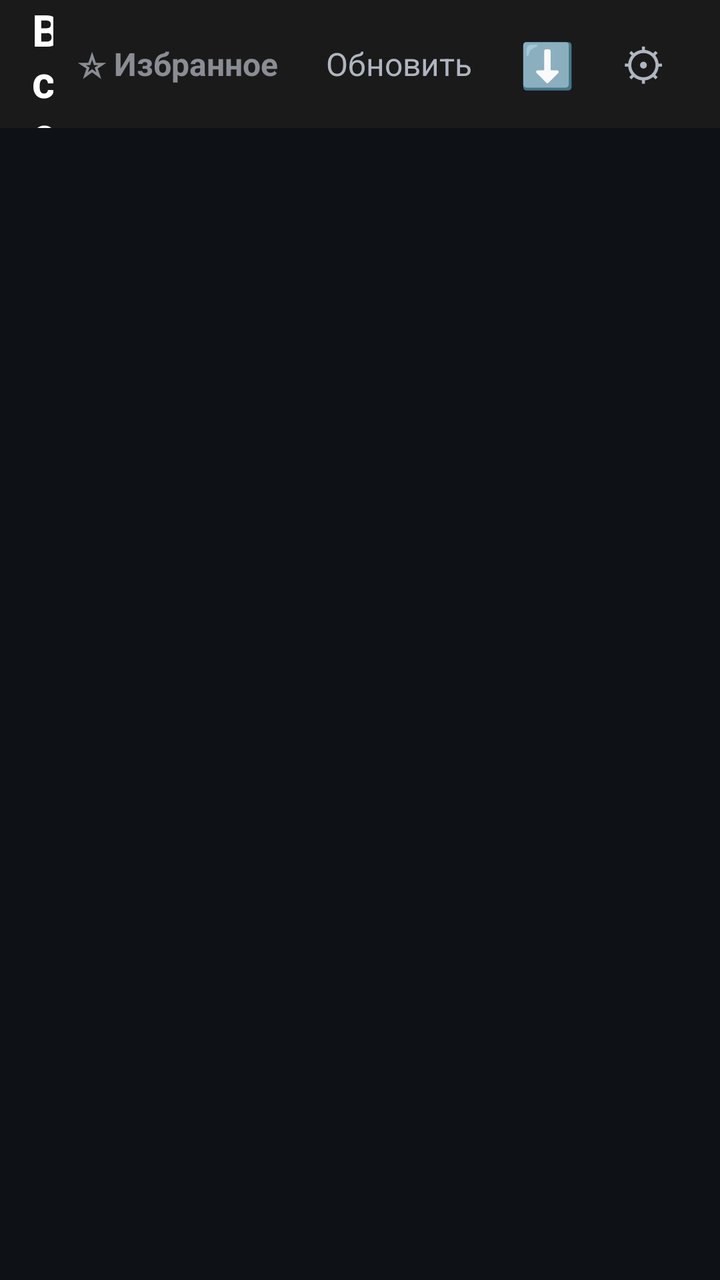
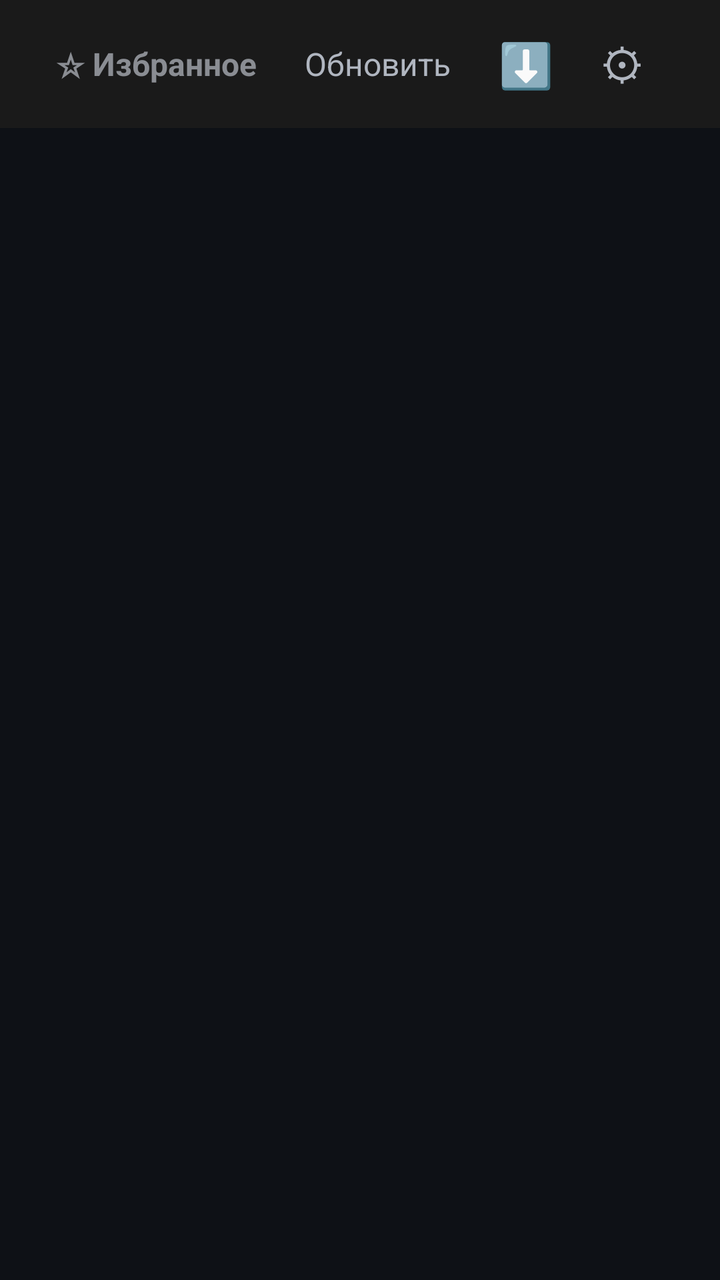

Compare the two renders of this Android layout. The source of the first and the diff that turns it into the second are given below.
<!-- AndroidManifest.xml: activity theme Theme.TVPlayer.Splash -->
<!-- res/layout/activity_main.xml -->
<?xml version="1.0" encoding="utf-8"?>
<androidx.constraintlayout.widget.ConstraintLayout
    xmlns:android="http://schemas.android.com/apk/res/android"
    xmlns:app="http://schemas.android.com/apk/res-auto"
    android:layout_width="match_parent"
    android:layout_height="match_parent"
    android:background="@color/bg">
    <LinearLayout
        android:id="@+id/topBar"
        android:layout_width="match_parent"
        android:layout_height="64dp"
        android:orientation="horizontal"
        android:background="#1A1A1A"
        android:gravity="center_vertical"
        android:paddingHorizontal="16dp"
        app:layout_constraintTop_toTopOf="parent">
        <TextView
            android:id="@+id/txtTitle"
            android:layout_width="0dp"
            android:layout_height="wrap_content"
            android:layout_weight="1"
            android:text="Все каналы"
            android:textColor="@color/text"
            android:textSize="22sp"
            android:textStyle="bold" />
        <TextView
            android:id="@+id/btnFavFilter"
            android:layout_width="wrap_content"
            android:layout_height="wrap_content"
            android:text="☆ Избранное"
            android:textColor="#FF8A8D93"
            android:textSize="16sp"
            android:textStyle="bold"
            android:padding="12dp"
            android:focusable="true"
            android:clickable="true"
            android:background="?attr/selectableItemBackground" />
        <TextView
            android:id="@+id/btnRefresh"
            android:layout_width="wrap_content"
            android:layout_height="wrap_content"
            android:text="Обновить"
            android:textColor="@color/text_dim"
            android:textSize="16sp"
            android:padding="12dp"
            android:focusable="true"
            android:clickable="true"
            android:background="?attr/selectableItemBackground" />
        <TextView
            android:id="@+id/btnCheckUpdates"
            android:layout_width="wrap_content"
            android:layout_height="wrap_content"
            android:text="⬇️"
            android:textColor="@color/text_dim"
            android:textSize="22sp"
            android:paddingHorizontal="12dp"
            android:focusable="true"
            android:clickable="true"
            android:contentDescription="Проверить обновления"
            android:background="?attr/selectableItemBackground" />
        <TextView
            android:id="@+id/btnSettings"
            android:layout_width="wrap_content"
            android:layout_height="wrap_content"
            android:text="⚙"
            android:textColor="@color/text_dim"
            android:textSize="22sp"
            android:paddingHorizontal="12dp"
            android:focusable="true"
            android:clickable="true"
            android:background="?attr/selectableItemBackground" />
    </LinearLayout>
    <androidx.recyclerview.widget.RecyclerView
        android:id="@+id/recycler"
        android:layout_width="0dp"
        android:layout_height="0dp"
        android:padding="8dp"
        android:clipToPadding="false"
        app:layout_constraintTop_toBottomOf="@id/topBar"
        app:layout_constraintBottom_toBottomOf="parent"
        app:layout_constraintStart_toStartOf="parent"
        app:layout_constraintEnd_toEndOf="parent" />
    <ProgressBar
        android:id="@+id/progress"
        android:layout_width="wrap_content"
        android:layout_height="wrap_content"
        app:layout_constraintTop_toTopOf="@id/recycler"
        app:layout_constraintBottom_toBottomOf="@id/recycler"
        app:layout_constraintStart_toStartOf="parent"
        app:layout_constraintEnd_toEndOf="parent" />
    <TextView
        android:id="@+id/error"
        android:layout_width="0dp"
        android:layout_height="wrap_content"
        android:padding="24dp"
        android:gravity="center"
        android:textColor="#FFFF6B6B"
        android:textSize="14sp"
        android:lineSpacingExtra="3dp"
        android:clickable="true"
        android:focusable="true"
        android:visibility="gone"
        app:layout_constraintTop_toTopOf="@id/recycler"
        app:layout_constraintBottom_toBottomOf="@id/recycler"
        app:layout_constraintStart_toStartOf="parent"
        app:layout_constraintEnd_toEndOf="parent" />
</androidx.constraintlayout.widget.ConstraintLayout>
<!-- resources referenced by this layout -->
<resources>
  <color name="bg">#FF0E1116</color>
  <color name="text">#FFFFFFFF</color>
  <color name="text_dim">#FFB0B6C0</color>
  <style name="Theme.TVPlayer.Splash" parent="Theme.SplashScreen">
          <item name="windowSplashScreenBackground">@color/bg</item>
          <item name="windowSplashScreenAnimatedIcon">@drawable/splash_logo</item>
          <item name="postSplashScreenTheme">@style/Theme.TVPlayer</item>
      </style>
  <!-- drawable splash_logo (drawable) -->
  <vector xmlns:android="http://schemas.android.com/apk/res/android"
      android:width="200dp" android:height="200dp"
      android:viewportWidth="108" android:viewportHeight="108">
      <path android:fillColor="#2563EB"
          android:pathData="M54,20 C72.78,20 88,35.22 88,54 C88,72.78 72.78,88 54,88 C35.22,88 20,72.78 20,54 C20,35.22 35.22,20 54,20 Z" />
      <path android:fillColor="#FFFFFF" android:pathData="M48,42 L48,66 L68,54 Z" />
  </vector>
  <style name="Theme.TVPlayer" parent="Theme.AppCompat.NoActionBar">
          <item name="android:windowBackground">@color/bg</item>
          <item name="android:statusBarColor">@color/bg</item>
          <item name="android:navigationBarColor">@color/bg</item>
          <item name="android:textColor">@color/text</item>
      </style>
</resources>

<!-- the commit's change to res/layout/activity_main.xml (unified diff, before → after) -->
@@ -69,6 +69,15 @@
             android:focusable="true"
             android:clickable="true"
             android:background="?attr/selectableItemBackground" />
+        <TextView
+            android:id="@+id/txtClock"
+            android:layout_width="wrap_content"
+            android:layout_height="wrap_content"
+            android:text="--:--"
+            android:textColor="#FF8A8D93"
+            android:textSize="18sp"
+            android:textStyle="bold"
+            android:paddingStart="12dp" />
     </LinearLayout>
     <androidx.recyclerview.widget.RecyclerView
         android:id="@+id/recycler"
@@ -88,20 +97,40 @@
         app:layout_constraintBottom_toBottomOf="@id/recycler"
         app:layout_constraintStart_toStartOf="parent"
         app:layout_constraintEnd_toEndOf="parent" />
-    <TextView
-        android:id="@+id/error"
+    <LinearLayout
+        android:id="@+id/errorLayout"
         android:layout_width="0dp"
         android:layout_height="wrap_content"
+        android:layout_gravity="center"
+        android:gravity="center"
+        android:orientation="vertical"
         android:padding="24dp"
-        android:gravity="center"
-        android:textColor="#FFFF6B6B"
-        android:textSize="14sp"
-        android:lineSpacingExtra="3dp"
-        android:clickable="true"
-        android:focusable="true"
         android:visibility="gone"
         app:layout_constraintTop_toTopOf="@id/recycler"
         app:layout_constraintBottom_toBottomOf="@id/recycler"
         app:layout_constraintStart_toStartOf="parent"
-        app:layout_constraintEnd_toEndOf="parent" />
+        app:layout_constraintEnd_toEndOf="parent">
+        <TextView
+            android:id="@+id/error"
+            android:layout_width="match_parent"
+            android:layout_height="wrap_content"
+            android:gravity="center"
+            android:textColor="#FFFF6B6B"
+            android:textSize="14sp"
+            android:lineSpacingExtra="3dp" />
+        <TextView
+            android:id="@+id/btnRetryMain"
+            android:layout_width="wrap_content"
+            android:layout_height="wrap_content"
+            android:layout_marginTop="16dp"
+            android:background="@drawable/button_accent_bg"
+            android:paddingHorizontal="32dp"
+            android:paddingVertical="12dp"
+            android:text="Повторить"
+            android:textColor="#FFFFFFFF"
+            android:textSize="16sp"
+            android:textStyle="bold"
+            android:focusable="true"
+            android:clickable="true" />
+    </LinearLayout>
 </androidx.constraintlayout.widget.ConstraintLayout>
<!-- resource entries referenced after the edit -->
@@ -3,6 +3,22 @@
   <color name="bg">#FF0E1116</color>
   <color name="text">#FFFFFFFF</color>
   <color name="text_dim">#FFB0B6C0</color>
+  <!-- drawable button_accent_bg (drawable) -->
+  <?xml version="1.0" encoding="utf-8"?>
+  <selector xmlns:android="http://schemas.android.com/apk/res/android">
+      <item android:state_focused="true">
+          <shape android:shape="rectangle">
+              <solid android:color="#FF3B82F6" />
+              <corners android:radius="12dp" />
+          </shape>
+      </item>
+      <item>
+          <shape android:shape="rectangle">
+              <solid android:color="#FF2563EB" />
+              <corners android:radius="12dp" />
+          </shape>
+      </item>
+  </selector>
   <style name="Theme.TVPlayer.Splash" parent="Theme.SplashScreen">
           <item name="windowSplashScreenBackground">@color/bg</item>
           <item name="windowSplashScreenAnimatedIcon">@drawable/splash_logo</item>
